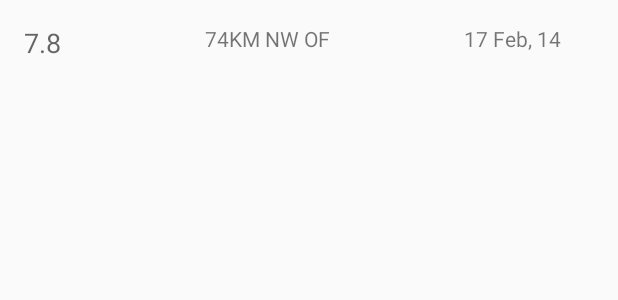
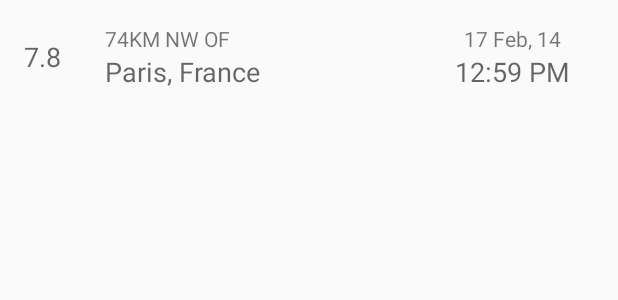
Before and after one commit to codeluster/Earthquakes, an Android app: the layout earthquake_list_item.xml on its own in the app's theme, with its tools: preview values and no code run, on a phone screen of 412 x 824 dp. Shown: the top 300 px of the screen. Run offline under Robolectric (Android 15) with nearby library versions, the phone set to English and light mode, and no system bars.

Commit message:
Location broken into two lines

```diff
--- a/app/src/main/res/layout/earthquake_list_item.xml
+++ b/app/src/main/res/layout/earthquake_list_item.xml
@@ -7,6 +7,7 @@
     android:padding="16dp">
 
     <TextView
+        android:layout_gravity="center_vertical"
         android:id="@+id/earthquake_magnitude"
         android:layout_width="0dp"
         android:layout_height="wrap_content"
@@ -16,9 +17,8 @@
 
     <LinearLayout
         android:layout_width="0dp"
-        android:layout_height="match_parent"
+        android:layout_height="wrap_content"
         android:layout_weight="4"
-        android:gravity="center_horizontal"
         android:orientation="vertical">
 
         <TextView
@@ -33,6 +33,7 @@
             android:id="@+id/earthquake_location_primary"
             android:layout_width="wrap_content"
             android:layout_height="wrap_content"
+            android:maxLines="1"
             android:textAppearance="@style/TextAppearance.AppCompat.Medium"
             tools:text="Paris, France" />
 
@@ -40,7 +41,7 @@
 
     <LinearLayout
         android:layout_width="0dp"
-        android:layout_height="match_parent"
+        android:layout_height="wrap_content"
         android:layout_weight="2"
         android:gravity="center_horizontal"
         android:orientation="vertical">
@@ -60,4 +61,5 @@
             tools:text="12:59 PM" />
 
     </LinearLayout>
+
 </LinearLayout>
--- a/app/src/main/res/values/strings.xml
+++ b/app/src/main/res/values/strings.xml
@@ -1,3 +1,7 @@
 <resources>
     <string name="app_name">Earthquakes</string>
+
+    <!-- Text when offest location not present -->
+    <string name="offset_default">Near</string>
+
 </resources>
```
Also changed, not shown: app/src/main/java/com/example/tanmay/earthquakes/EarthquakeActivity.java (+15 -2 lines).
